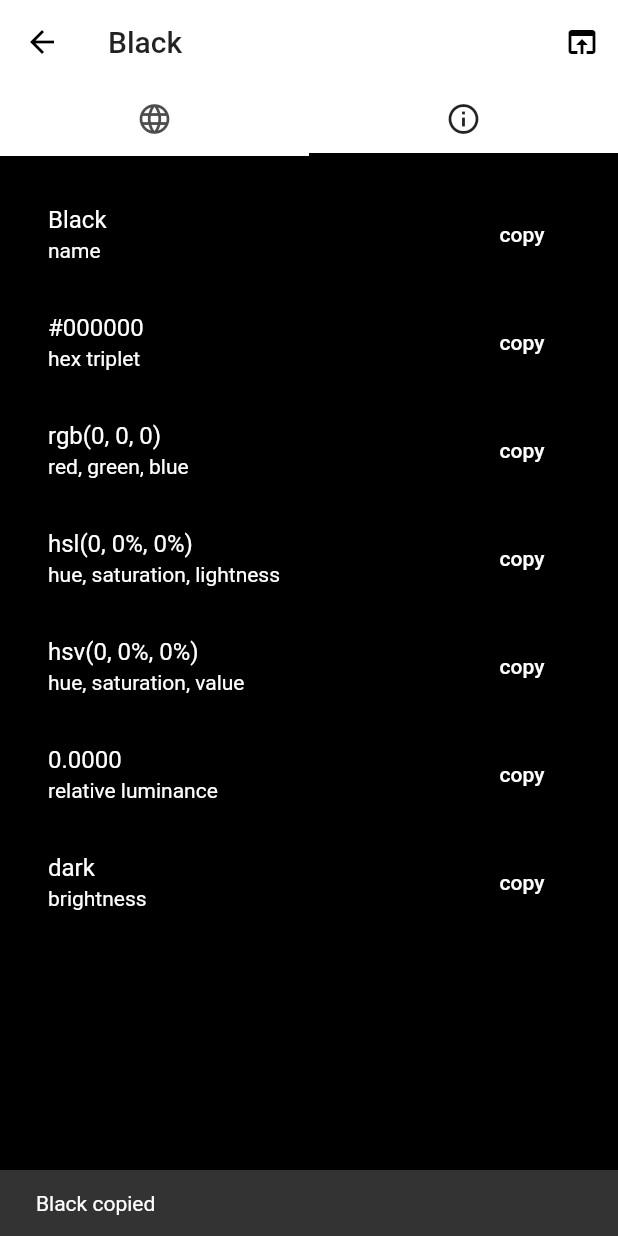
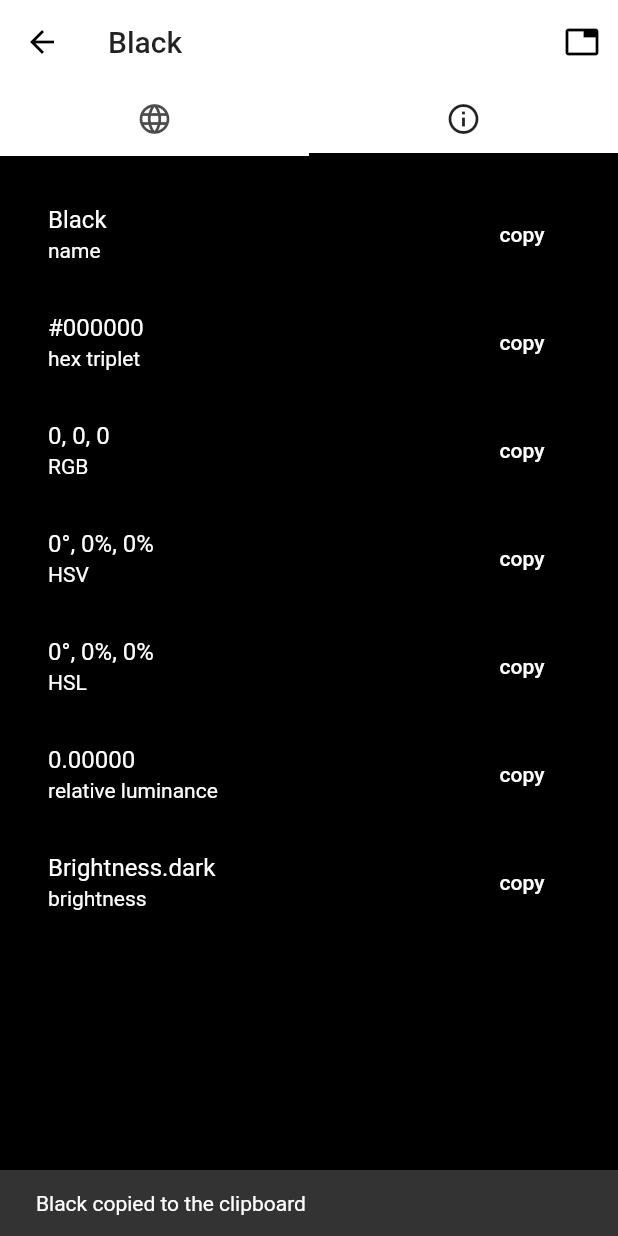
Before and after one commit to helloingworld/HelloWorldColors, a Flutter app: the HelloColorScreen screen opened directly with sample values from the repository, tab 2 chosen, after a tap on "copy", on a phone screen of 412 x 824 dp. Run offline on Flutter 3.47's test engine with Material 2 defaults, Android fonts, the phone set to English and light mode, and no system bars.

Commit message:
Implement Hello Color Screen open in browser
* try a different color info output

```diff
--- a/hello_world_colors/lib/data/named_color.dart
+++ b/hello_world_colors/lib/data/named_color.dart
@@ -7,20 +7,4 @@ class NamedColor {
   final String name;
   final Color color;
   final bool isDark;
-
-  String toHexTriplet() => color.toHexTriplet();
-
-  String _toPercent(double value) => '${(value * 100).toStringAsFixed(0)}%';
-
-  String toRGBString() => 'rgb(${color.red}, ${color.green}, ${color.blue})';
-
-  String toHSLString() {
-    final HSLColor hslColor = HSLColor.fromColor(color);
-    return 'hsl(${hslColor.hue.toStringAsFixed(0)}, ${_toPercent(hslColor.saturation)}, ${_toPercent(hslColor.lightness)})';
-  }
-
-  String toHSVString() {
-    final HSVColor hsvColor = HSVColor.fromColor(color);
-    return 'hsv(${hsvColor.hue.toStringAsFixed(0)}, ${_toPercent(hsvColor.saturation)}, ${_toPercent(hsvColor.value)})';
-  }
 }
--- a/hello_world_colors/lib/screens/hello_color_screen.dart
+++ b/hello_world_colors/lib/screens/hello_color_screen.dart
@@ -1,6 +1,8 @@
 import 'package:flutter/material.dart';
 import 'package:flutter/services.dart';
 import 'package:hello_world_colors/data/named_color.dart';
+import 'package:hello_world_colors/utils/utils.dart';
+import 'package:url_launcher/url_launcher.dart';
 
 class HelloColorScreen extends StatelessWidget {
   const HelloColorScreen({
@@ -10,6 +12,16 @@ class HelloColorScreen extends StatelessWidget {
         super(key: key);
 
   final NamedColor namedColor;
+
+  Future<void> _onOpenInBrowserPressed(BuildContext context) async {
+    final String colorComponent = Uri.encodeComponent(namedColor.color.toHexTriplet());
+    final String url = 'https://www.google.com/search?q=${colorComponent}';
+    if (await canLaunch(url)) {
+      await launch(url);
+    } else {
+      Scaffold.of(context).showSnackBar(SnackBar(content: Text('Could not launch $url')));
+    }
+  }
 
   @override
   Widget build(BuildContext context) {
@@ -31,10 +43,20 @@ class HelloColorScreen extends StatelessWidget {
         appBar: AppBar(
           title: Text(namedColor.name),
           actions: <Widget>[
-            IconButton(
-              icon: const Icon(Icons.open_in_browser),
-              onPressed: () {},
+            Builder(
+              builder: (BuildContext context) {
+                return IconButton(
+                  icon: const Icon(Icons.tab),
+                  tooltip: 'Open color in browser',
+                  onPressed: () => _onOpenInBrowserPressed(context),
+                );
+              },
             ),
+            // IconButton(
+            //   icon: const Icon(Icons.tab),
+            //   tooltip: 'Open color in browser',
+            //   onPressed: () => _onOpenInBrowserPressed(context),
+            // ),
           ],
           bottom: const TabBar(
             tabs: <Tab>[
@@ -97,27 +119,31 @@ class _ColorInfoList extends StatelessWidget {
               description: 'name',
             ),
             _ColorInfoListTile(
-              info: namedColor.toHexTriplet(),
+              info: namedColor.color.toHexTriplet(),
               description: 'hex triplet',
             ),
             _ColorInfoListTile(
-              info: namedColor.toRGBString(),
-              description: 'red, green, blue',
+              info: namedColor.color.toRGBString(),
+              // description: 'red, green, blue',
+              description: 'RGB',
             ),
             _ColorInfoListTile(
-              info: namedColor.toHSLString(),
-              description: 'hue, saturation, lightness',
+              info: namedColor.color.toHSVString(),
+              // description: 'hue, saturation, value',
+              description: 'HSV',
             ),
             _ColorInfoListTile(
-              info: namedColor.toHSVString(),
-              description: 'hue, saturation, value',
+              info: namedColor.color.toHSLString(),
+              // description: 'hue, saturation, lightness',
+              description: 'HSL',
             ),
             _ColorInfoListTile(
-              info: namedColor.color.computeLuminance().toStringAsFixed(4),
+              // info: namedColor.color.computeLuminance().toStringAsFixed(4),
+              info: namedColor.color.toLuminanceString(),
               description: 'relative luminance',
             ),
             _ColorInfoListTile(
-              info: namedColor.isDark ? 'dark' : 'light',
+              info: namedColor.color.toBrightnessString(),
               description: 'brightness',
             ),
           ],
@@ -135,12 +161,9 @@ class _ColorInfoListTile extends StatelessWidget {
 
   Future<void> onCopyPressed(BuildContext context) async {
     await Clipboard.setData(ClipboardData(text: info));
-    Scaffold.of(context).showSnackBar(SnackBar(
-      content: Text('$info copied'),
-      // backgroundColor: Colors.white,
-      // behavior: SnackBarBehavior.floating,
-      // shape: RoundedRectangleBorder(borderRadius: BorderRadius.circular(16.0)),
-    ));
+    Scaffold.of(context)
+      ..removeCurrentSnackBar()
+      ..showSnackBar(SnackBar(content: Text('$info copied to the clipboard')));
   }
 
   @override
--- a/hello_world_colors/lib/utils/utils.dart
+++ b/hello_world_colors/lib/utils/utils.dart
@@ -2,4 +2,25 @@ import 'package:flutter/material.dart';
 
 extension ColorX on Color {
   String toHexTriplet() => '#${(value & 0xFFFFFF).toRadixString(16).padLeft(6, '0').toUpperCase()}';
+
+  // String toRGBString() => 'rgb($red, $green, $blue)';
+  String toRGBString() => '$red, $green, $blue';
+
+  String _toPercent(double value) => '${(value * 100).toStringAsFixed(0)}%';
+
+  String toHSLString() {
+    final HSLColor hslColor = HSLColor.fromColor(this);
+    // return 'hsl(${hslColor.hue.toStringAsFixed(0)}°, ${_toPercent(hslColor.saturation)}, ${_toPercent(hslColor.lightness)})';
+    return '${hslColor.hue.toStringAsFixed(0)}°, ${_toPercent(hslColor.saturation)}, ${_toPercent(hslColor.lightness)}';
+  }
+
+  String toHSVString() {
+    final HSVColor hsvColor = HSVColor.fromColor(this);
+    // return 'hsv(${hsvColor.hue.toStringAsFixed(0)}°, ${_toPercent(hsvColor.saturation)}, ${_toPercent(hsvColor.value)})';
+    return '${hsvColor.hue.toStringAsFixed(0)}°, ${_toPercent(hsvColor.saturation)}, ${_toPercent(hsvColor.value)}';
+  }
+
+  String toLuminanceString() => computeLuminance().toStringAsFixed(5);
+
+  String toBrightnessString() => ThemeData.estimateBrightnessForColor(this).toString();
 }
--- a/hello_world_colors/pubspec.yaml
+++ b/hello_world_colors/pubspec.yaml
@@ -23,6 +23,8 @@ environment:
 dependencies:
   flutter:
     sdk: flutter
+
+  url_launcher: ^5.7.10
 
 
   # The following adds the Cupertino Icons font to your application.
```
Also changed, not shown: hello_world_colors/pubspec.lock.
